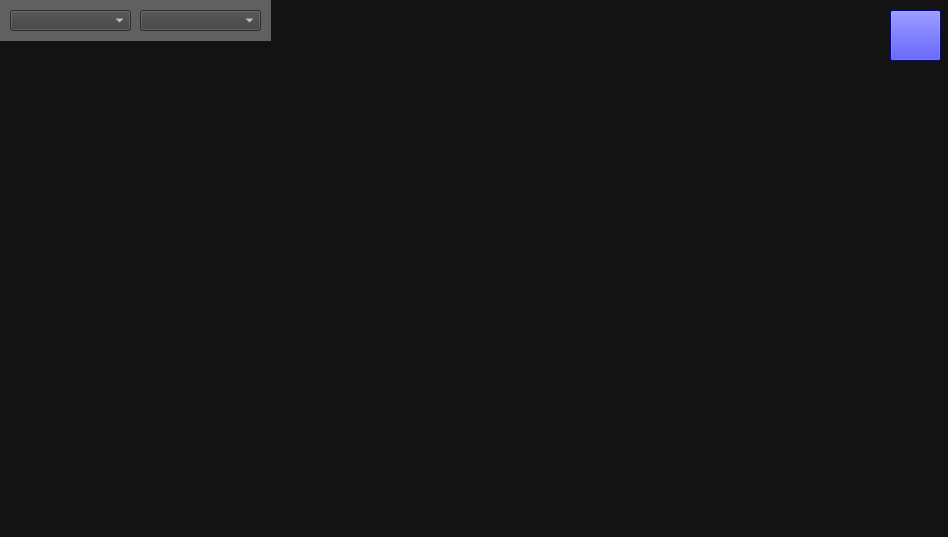
Old version of the form Code/WindowForms/clientwindow.ui in the repository Matej69/GroundPlanner.
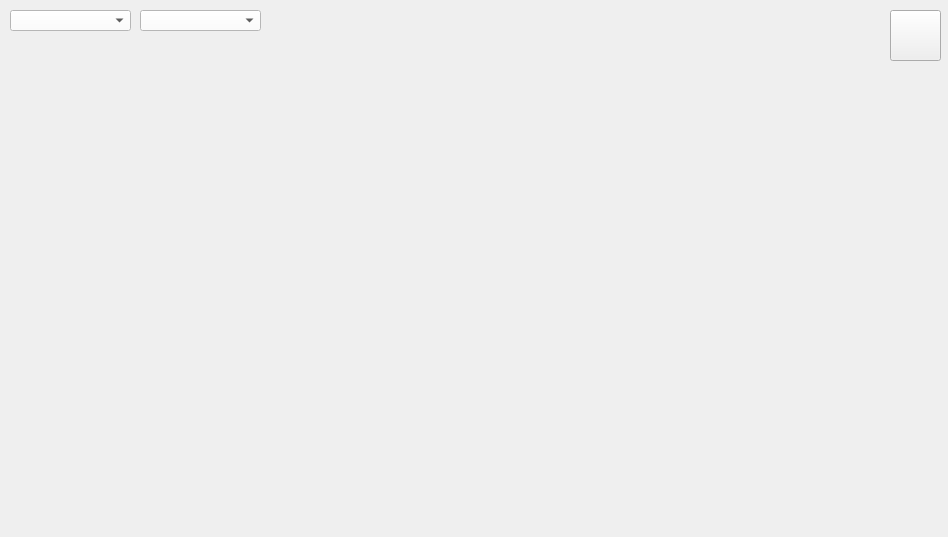
New version of the form.

```diff
--- a/Code/WindowForms/clientwindow.ui
+++ b/Code/WindowForms/clientwindow.ui
@@ -14,7 +14,7 @@
    <string>Form</string>
   </property>
   <property name="styleSheet">
-   <string notr="true">background:#131313;color:white;</string>
+   <string notr="true"> color:black</string>
   </property>
   <widget class="QPushButton" name="switchWindow">
    <property name="geometry">
@@ -26,7 +26,7 @@
     </rect>
    </property>
    <property name="styleSheet">
-    <string notr="true">background:blue;</string>
+    <string notr="true"/>
    </property>
    <property name="text">
     <string/>
@@ -50,18 +50,18 @@
       <colorrole role="WindowText">
        <brush brushstyle="SolidPattern">
         <color alpha="255">
-         <red>255</red>
-         <green>255</green>
-         <blue>255</blue>
+         <red>0</red>
+         <green>0</green>
+         <blue>0</blue>
         </color>
        </brush>
       </colorrole>
       <colorrole role="Button">
        <brush brushstyle="SolidPattern">
-        <color alpha="255">
-         <red>96</red>
-         <green>96</green>
-         <blue>96</blue>
+        <color alpha="0">
+         <red>0</red>
+         <green>0</green>
+         <blue>0</blue>
         </color>
        </brush>
       </colorrole>
@@ -104,9 +104,9 @@
       <colorrole role="Text">
        <brush brushstyle="SolidPattern">
         <color alpha="255">
-         <red>255</red>
-         <green>255</green>
-         <blue>255</blue>
+         <red>0</red>
+         <green>0</green>
+         <blue>0</blue>
         </color>
        </brush>
       </colorrole>
@@ -122,27 +122,27 @@
       <colorrole role="ButtonText">
        <brush brushstyle="SolidPattern">
         <color alpha="255">
-         <red>255</red>
-         <green>255</green>
-         <blue>255</blue>
+         <red>0</red>
+         <green>0</green>
+         <blue>0</blue>
         </color>
        </brush>
       </colorrole>
       <colorrole role="Base">
        <brush brushstyle="SolidPattern">
-        <color alpha="255">
-         <red>96</red>
-         <green>96</green>
-         <blue>96</blue>
+        <color alpha="0">
+         <red>0</red>
+         <green>0</green>
+         <blue>0</blue>
         </color>
        </brush>
       </colorrole>
       <colorrole role="Window">
        <brush brushstyle="SolidPattern">
-        <color alpha="255">
-         <red>96</red>
-         <green>96</green>
-         <blue>96</blue>
+        <color alpha="0">
+         <red>0</red>
+         <green>0</green>
+         <blue>0</blue>
         </color>
        </brush>
       </colorrole>
@@ -187,18 +187,18 @@
       <colorrole role="WindowText">
        <brush brushstyle="SolidPattern">
         <color alpha="255">
-         <red>255</red>
-         <green>255</green>
-         <blue>255</blue>
+         <red>0</red>
+         <green>0</green>
+         <blue>0</blue>
         </color>
        </brush>
       </colorrole>
       <colorrole role="Button">
        <brush brushstyle="SolidPattern">
-        <color alpha="255">
-         <red>96</red>
-         <green>96</green>
-         <blue>96</blue>
+        <color alpha="0">
+         <red>0</red>
+         <green>0</green>
+         <blue>0</blue>
         </color>
        </brush>
       </colorrole>
@@ -241,9 +241,9 @@
       <colorrole role="Text">
        <brush brushstyle="SolidPattern">
         <color alpha="255">
-         <red>255</red>
-         <green>255</green>
-         <blue>255</blue>
+         <red>0</red>
+         <green>0</green>
+         <blue>0</blue>
         </color>
        </brush>
       </colorrole>
@@ -259,27 +259,27 @@
       <colorrole role="ButtonText">
        <brush brushstyle="SolidPattern">
         <color alpha="255">
-         <red>255</red>
-         <green>255</green>
-         <blue>255</blue>
+         <red>0</red>
+         <green>0</green>
+         <blue>0</blue>
         </color>
        </brush>
       </colorrole>
       <colorrole role="Base">
        <brush brushstyle="SolidPattern">
-        <color alpha="255">
-         <red>96</red>
-         <green>96</green>
-         <blue>96</blue>
+        <color alpha="0">
+         <red>0</red>
+         <green>0</green>
+         <blue>0</blue>
         </color>
        </brush>
       </colorrole>
       <colorrole role="Window">
        <brush brushstyle="SolidPattern">
-        <color alpha="255">
-         <red>96</red>
-         <green>96</green>
-         <blue>96</blue>
+        <color alpha="0">
+         <red>0</red>
+         <green>0</green>
+         <blue>0</blue>
         </color>
        </brush>
       </colorrole>
@@ -324,18 +324,18 @@
       <colorrole role="WindowText">
        <brush brushstyle="SolidPattern">
         <color alpha="255">
-         <red>255</red>
-         <green>255</green>
-         <blue>255</blue>
+         <red>0</red>
+         <green>0</green>
+         <blue>0</blue>
         </color>
        </brush>
       </colorrole>
       <colorrole role="Button">
        <brush brushstyle="SolidPattern">
-        <color alpha="255">
-         <red>96</red>
-         <green>96</green>
-         <blue>96</blue>
+        <color alpha="0">
+         <red>0</red>
+         <green>0</green>
+         <blue>0</blue>
         </color>
        </brush>
       </colorrole>
@@ -378,9 +378,9 @@
       <colorrole role="Text">
        <brush brushstyle="SolidPattern">
         <color alpha="255">
-         <red>255</red>
-         <green>255</green>
-         <blue>255</blue>
+         <red>0</red>
+         <green>0</green>
+         <blue>0</blue>
         </color>
        </brush>
       </colorrole>
@@ -396,27 +396,27 @@
       <colorrole role="ButtonText">
        <brush brushstyle="SolidPattern">
         <color alpha="255">
-         <red>255</red>
-         <green>255</green>
-         <blue>255</blue>
+         <red>0</red>
+         <green>0</green>
+         <blue>0</blue>
         </color>
        </brush>
       </colorrole>
       <colorrole role="Base">
        <brush brushstyle="SolidPattern">
-        <color alpha="255">
-         <red>96</red>
-         <green>96</green>
-         <blue>96</blue>
+        <color alpha="0">
+         <red>0</red>
+         <green>0</green>
+         <blue>0</blue>
         </color>
        </brush>
       </colorrole>
       <colorrole role="Window">
        <brush brushstyle="SolidPattern">
-        <color alpha="255">
-         <red>96</red>
-         <green>96</green>
-         <blue>96</blue>
+        <color alpha="0">
+         <red>0</red>
+         <green>0</green>
+         <blue>0</blue>
         </color>
        </brush>
       </colorrole>
@@ -463,7 +463,7 @@
     <bool>false</bool>
    </property>
    <property name="styleSheet">
-    <string notr="true">background:#606060;</string>
+    <string notr="true">background-color : rgba(0,0,0,0);</string>
    </property>
    <widget class="QComboBox" name="dropBox_floors">
     <property name="geometry">
@@ -475,7 +475,10 @@
      </rect>
     </property>
     <property name="styleSheet">
-     <string notr="true">background:#3f3f3f; color:white;font-weight:bold;</string>
+     <string notr="true">background:white;color:black;font-weight:bold;</string>
+    </property>
+    <property name="currentText">
+     <string/>
     </property>
    </widget>
    <widget class="QComboBox" name="dropBox_rooms">
@@ -488,7 +491,7 @@
      </rect>
     </property>
     <property name="styleSheet">
-     <string notr="true">background:#3f3f3f; color:white;font-weight:bold;</string>
+     <string notr="true">background:white;color:black;font-weight:bold;</string>
     </property>
    </widget>
   </widget>
```
